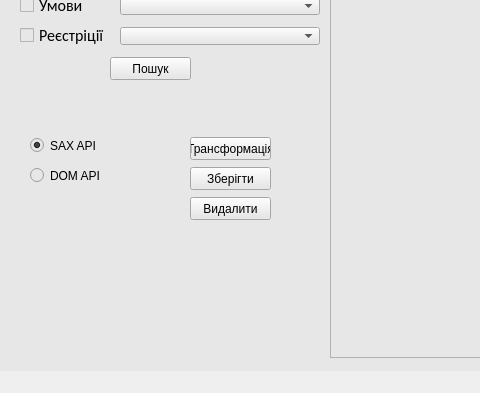
Above: ui/main.ui from lannahirave/xml_parser before the change; both pictures show x 0 to 480 and y 192 to 585 of the 785 by 585 pixel window. Below: the same form after it.
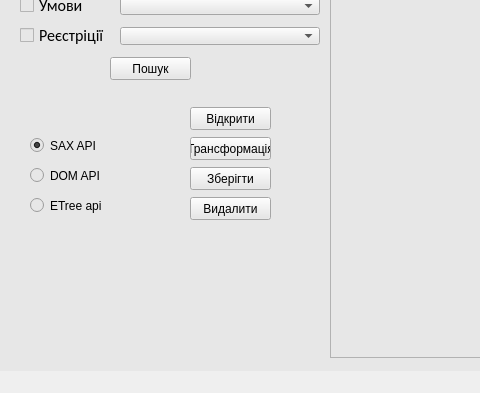
That is the form after the change.

```diff
--- a/ui/main.ui
+++ b/ui/main.ui
@@ -403,6 +403,32 @@
      <string>Трансформація</string>
     </property>
    </widget>
+   <widget class="QRadioButton" name="radioButton_3">
+    <property name="geometry">
+     <rect>
+      <x>30</x>
+      <y>370</y>
+      <width>82</width>
+      <height>17</height>
+     </rect>
+    </property>
+    <property name="text">
+     <string>ETree api</string>
+    </property>
+   </widget>
+   <widget class="QPushButton" name="pushButton_5">
+    <property name="geometry">
+     <rect>
+      <x>190</x>
+      <y>280</y>
+      <width>81</width>
+      <height>23</height>
+     </rect>
+    </property>
+    <property name="text">
+     <string>Відкрити</string>
+    </property>
+   </widget>
   </widget>
   <widget class="QMenuBar" name="menubar">
    <property name="geometry">
```
